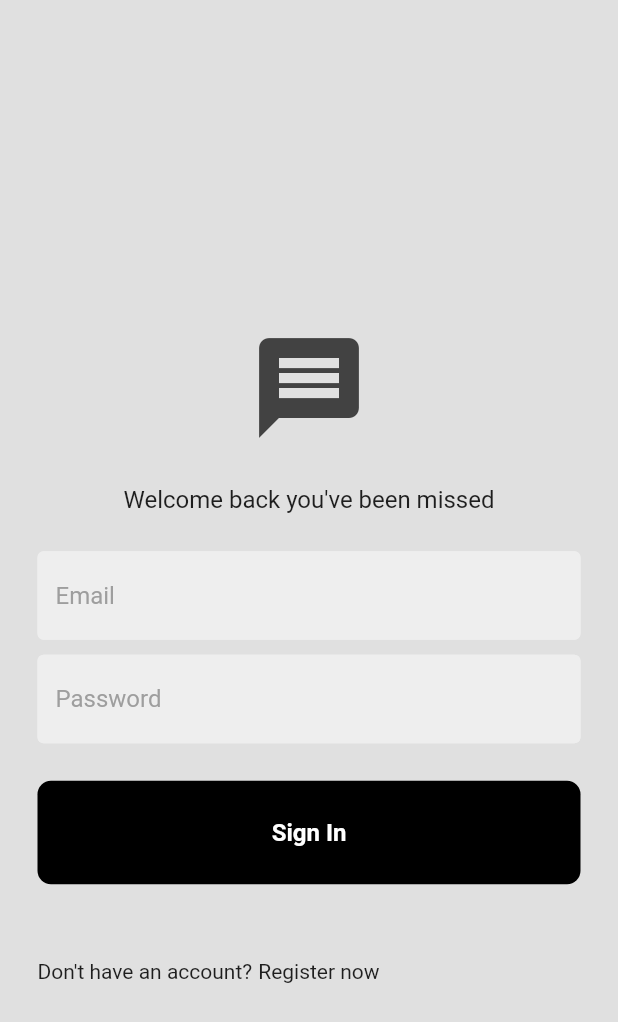
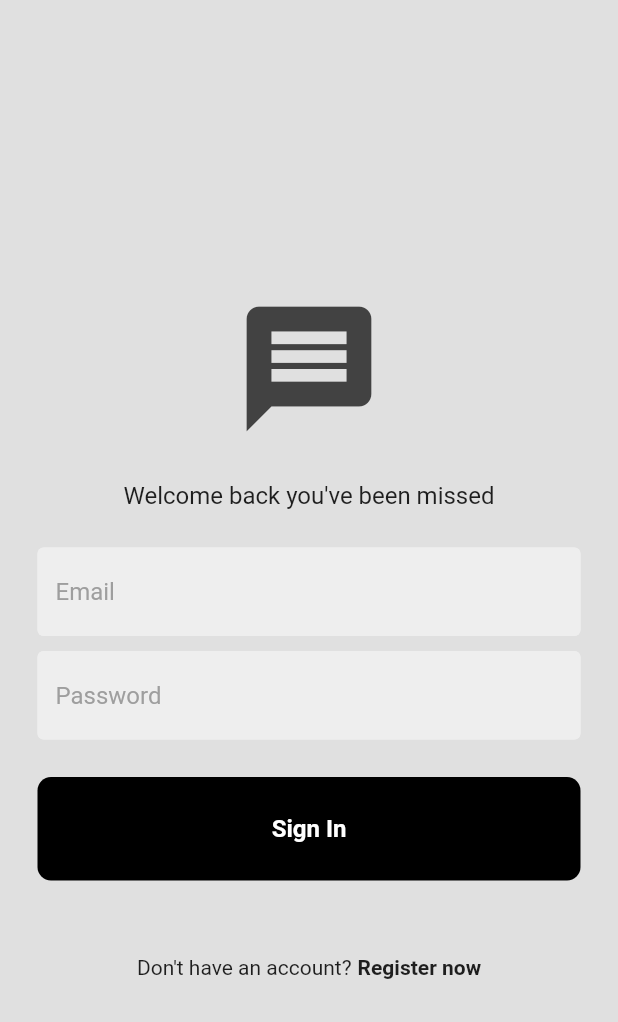
Before and after one commit to Ozurumba007/chat_app, a Flutter app: the screen it shows after launch, on a phone screen of 412 x 824 dp. Shown: the top 1022 px of the screen. Run offline on Flutter 3.47's test engine with Material 2 defaults, Android fonts, the phone set to English and light mode, and no system bars; our stand-ins replace firebase_core; accounts and stored records are empty.

Commit message:
added a font weight to the register now text in the row widget

```diff
--- a/lib/pages/login_page.dart
+++ b/lib/pages/login_page.dart
@@ -24,11 +24,11 @@ class _LoginPageState extends State<LoginPage> {
             child: Column(
               mainAxisAlignment: MainAxisAlignment.center,
               children: [
-                const SizedBox(height: 50),
+                const SizedBox(height: 25),
                 // logo
                 Icon(
                   Icons.message,
-                  size: 80,
+                  size: 100,
                   color: Colors.grey[800],
                 ),
                 const SizedBox(height: 25),
@@ -59,11 +59,17 @@ class _LoginPageState extends State<LoginPage> {
 
                 const SizedBox(height: 50),
                 // don't have an account? register now
-                Row(
+                const Row(
+                  mainAxisAlignment: MainAxisAlignment.center,
                   children: [
                     Text('Don\'t have an account?'),
-                    const SizedBox(width: 4),
-                    Text('Register now'),
+                    SizedBox(width: 4),
+                    Text(
+                      'Register now',
+                      style: TextStyle(
+                        fontWeight: FontWeight.bold,
+                      ),
+                    ),
                   ],
                 )
               ],
```
